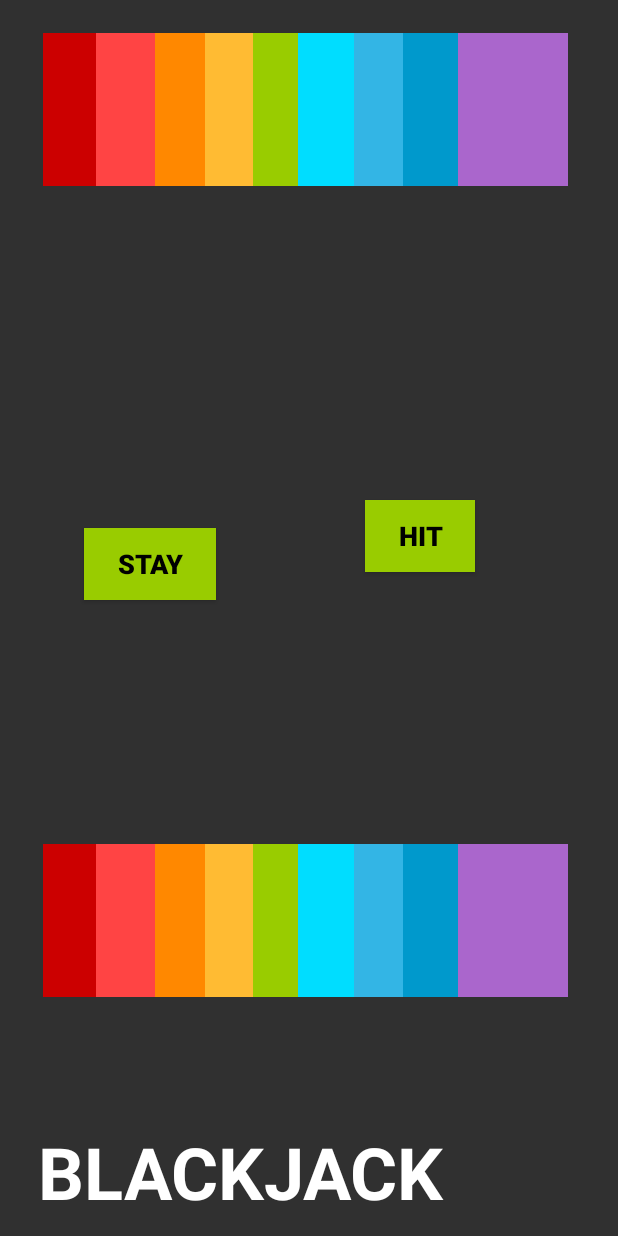
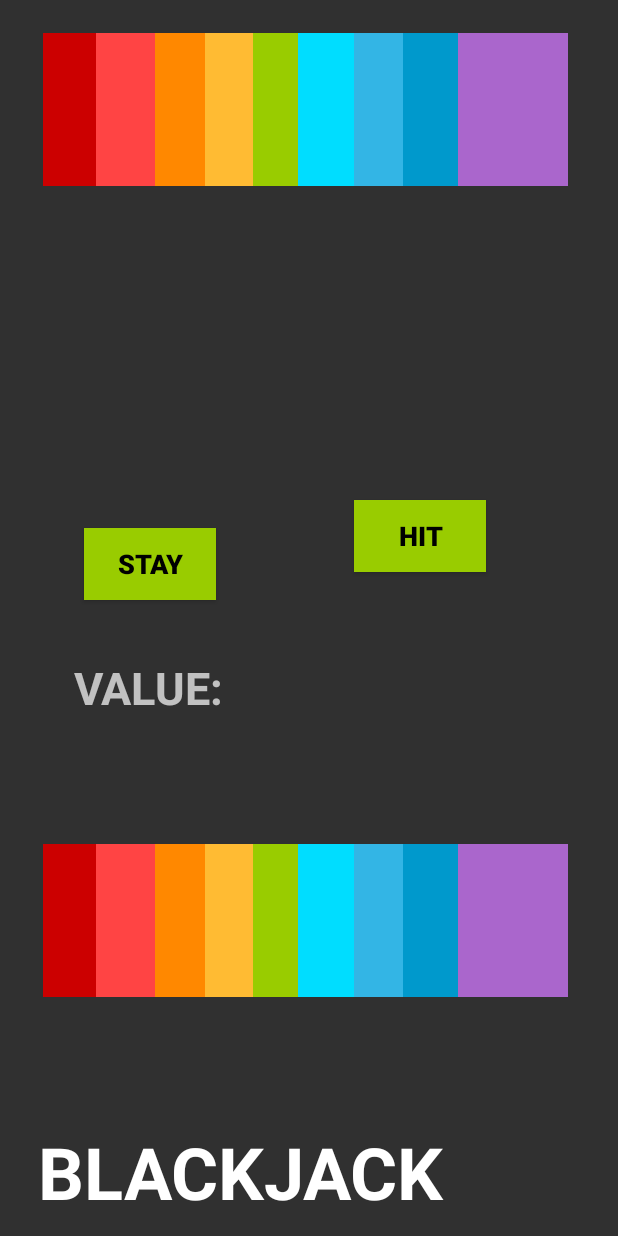
Before and after one commit to annemariecabs/FinalProject, an Android app: the layout activity_main.xml on its own in the app's theme, with its tools: preview values and no code run, on a phone screen of 412 x 824 dp. Run offline under Robolectric (Android 15) with nearby library versions, the phone set to English and light mode, and no system bars.

Commit message:
Yay, it mostly works

```diff
--- a/app/src/main/java/com/bishopireton/finalproject/Card.java
+++ b/app/src/main/java/com/bishopireton/finalproject/Card.java
@@ -41,7 +41,7 @@ public class Card {
         return ace;
     }
 
-    public void switchAce() {
-        ace = !ace;
+    public void setAce(boolean one) {
+        ace = one;
     }
 }
--- a/app/src/main/java/com/bishopireton/finalproject/MainActivity.java
+++ b/app/src/main/java/com/bishopireton/finalproject/MainActivity.java
@@ -6,6 +6,9 @@ import android.os.Bundle;
 import android.view.View;
 import android.widget.Button;
 import android.widget.ImageView;
+import android.widget.TextView;
+
+import java.util.ArrayList;
 
 public class MainActivity extends AppCompatActivity {
 
@@ -85,6 +88,8 @@ public class MainActivity extends AppCompatActivity {
         house.addCard(deck.deal());
         setCard(house.nextView(), house.cards().get(1));
 
+        ((TextView) findViewById(R.id.your_value)).setText("Value: " + player.sumCards());
+
         if(player.sumCards() != 21 && house.sumCards() != 21) {
             //make both buttons appear
             stayButton.setVisibility(View.VISIBLE);
@@ -106,18 +111,13 @@ public class MainActivity extends AppCompatActivity {
 
     public void hitOnClick(View view) {
         player.addCard(deck.deal());
-        setCard(player.nextView(), player.cards().get(timesHit + 2));//+ 2 because there are already two cards
+        setCard(player.nextView(), player.cards().get(timesHit + 2));
+        ((TextView) findViewById(R.id.your_value)).setText("Value: " + player.sumCards());
+        timesHit++;
 
-        checkWhenHit();
-    }
-
-    public void checkWhenHit() {
-        if(! player.checkBust())
-            timesHit++;
-        else {
+        if (player.checkBust()) {
             playerOutcome = "busted";
             winner = house;
-
             movingOn();
         }
     }
--- a/app/src/main/java/com/bishopireton/finalproject/User.java
+++ b/app/src/main/java/com/bishopireton/finalproject/User.java
@@ -13,18 +13,15 @@ public class User {
     private ArrayList<Card> cards;
     private ImageView[] images;
     private int current;// keeps track of current ImageView and Card
-    private boolean status; //still active (true) or has stayed (false)
 
     User(ImageView[] i) {
         cards = new ArrayList<Card>();
         images = i;
-        status = true; //because the user is automatically playing
         current = 0;
     }
 
     public void addCard(Card c) {
         cards.add(c);
-
     }
 
     public int size() {
@@ -40,34 +37,23 @@ public class User {
         for (Card card : cards)
             sum += card.getValue();
 
+        int cur = 0;
+
+        while(sum > 21 && cur < cards.size()) {
+            if (cards.get(cur).getRank() == 1)
+                cards.get(cur).setAce(true);
+            cur++;
+            sum = 0;
+            for (Card card : cards)
+                sum += card.getValue();
+        }
+
         return sum;
     }
-
-    public boolean status() {
-        return status;
-    }
-    public void setStatus(boolean b) {status = b;}
 
     public ImageView nextView() {
         current++;
         return images[current - 1];
-    }
-
-
-    //returns array with all views whose corresponding cards have aces
-    //adds null if card doesn't have an ace so it can still identify corresponding card
-    //using the position the view is in, in aceViews
-    public ArrayList<ImageView> findAces() {
-        ArrayList<ImageView> aceViews = new ArrayList<ImageView>();
-
-        for(int i = 0; i < cards.size(); i++) {
-            if (cards.get(i).getValue() == 1)
-                aceViews.add(images[i]);
-            else
-                aceViews.add(null);
-        }
-
-        return aceViews;
     }
 
     //if this returns true, user busted
--- a/app/src/main/res/layout/activity_main.xml
+++ b/app/src/main/res/layout/activity_main.xml
@@ -21,7 +21,9 @@
         app:layout_constraintRight_toRightOf="parent"
         app:layout_constraintTop_toTopOf="parent"
         app:layout_constraintVertical_bias="0.02"
-        app:srcCompat="@android:color/holo_red_dark" />
+        app:srcCompat="@android:color/holo_red_dark"
+        android:layout_marginStart="16dp"
+        android:layout_marginEnd="8dp" />
 
     <ImageView
         android:id="@+id/player1"
@@ -38,7 +40,9 @@
         app:layout_constraintRight_toRightOf="parent"
         app:layout_constraintTop_toTopOf="parent"
         app:layout_constraintVertical_bias="0.786"
-        app:srcCompat="@android:color/holo_red_dark" />
+        app:srcCompat="@android:color/holo_red_dark"
+        android:layout_marginStart="16dp"
+        android:layout_marginEnd="8dp" />
 
     <ImageView
         android:id="@+id/player2"
@@ -55,7 +59,9 @@
         app:layout_constraintRight_toRightOf="parent"
         app:layout_constraintTop_toTopOf="parent"
         app:layout_constraintVertical_bias="0.786"
-        app:srcCompat="@android:color/holo_red_light" />
+        app:srcCompat="@android:color/holo_red_light"
+        android:layout_marginStart="16dp"
+        android:layout_marginEnd="8dp" />
 
     <ImageView
         android:id="@+id/comp2"
@@ -72,7 +78,9 @@
         app:layout_constraintRight_toRightOf="parent"
         app:layout_constraintTop_toTopOf="parent"
         app:layout_constraintVertical_bias="0.02"
-        app:srcCompat="@android:color/holo_red_light" />
+        app:srcCompat="@android:color/holo_red_light"
+        android:layout_marginStart="16dp"
+        android:layout_marginEnd="8dp" />
 
     <ImageView
         android:id="@+id/player3"
@@ -89,7 +97,9 @@
         app:layout_constraintRight_toRightOf="parent"
         app:layout_constraintTop_toTopOf="parent"
         app:layout_constraintVertical_bias="0.786"
-        app:srcCompat="@android:color/holo_orange_dark" />
+        app:srcCompat="@android:color/holo_orange_dark"
+        android:layout_marginStart="16dp"
+        android:layout_marginEnd="8dp" />
 
     <ImageView
         android:id="@+id/comp3"
@@ -106,7 +116,9 @@
         app:layout_constraintRight_toRightOf="parent"
         app:layout_constraintTop_toTopOf="parent"
         app:layout_constraintVertical_bias="0.02"
-        app:srcCompat="@android:color/holo_orange_dark" />
+        app:srcCompat="@android:color/holo_orange_dark"
+        android:layout_marginStart="16dp"
+        android:layout_marginEnd="8dp" />
 
     <ImageView
         android:id="@+id/player4"
@@ -123,7 +135,9 @@
         app:layout_constraintRight_toRightOf="parent"
         app:layout_constraintTop_toTopOf="parent"
         app:layout_constraintVertical_bias="0.786"
-        app:srcCompat="@android:color/holo_orange_light" />
+        app:srcCompat="@android:color/holo_orange_light"
+        android:layout_marginStart="16dp"
+        android:layout_marginEnd="8dp" />
 
     <ImageView
         android:id="@+id/comp4"
@@ -140,7 +154,9 @@
         app:layout_constraintRight_toRightOf="parent"
         app:layout_constraintTop_toTopOf="parent"
         app:layout_constraintVertical_bias="0.02"
-        app:srcCompat="@android:color/holo_orange_light" />
+        app:srcCompat="@android:color/holo_orange_light"
+        android:layout_marginStart="16dp"
+        android:layout_marginEnd="8dp" />
 
     <ImageView
         android:id="@+id/player5"
@@ -157,7 +173,9 @@
         app:layout_constraintRight_toRightOf="parent"
         app:layout_constraintTop_toTopOf="parent"
         app:layout_constraintVertical_bias="0.786"
-        app:srcCompat="@android:color/holo_green_light" />
+        app:srcCompat="@android:color/holo_green_light"
+        android:layout_marginStart="16dp"
+        android:layout_marginEnd="8dp" />
 
     <ImageView
         android:id="@+id/comp5"
@@ -174,7 +192,9 @@
         app:layout_constraintRight_toRightOf="parent"
         app:layout_constraintTop_toTopOf="parent"
         app:layout_constraintVertical_bias="0.02"
-        app:srcCompat="@android:color/holo_green_light" />
+        app:srcCompat="@android:color/holo_green_light"
+        android:layout_marginStart="16dp"
+        android:layout_marginEnd="8dp" />
 
     <ImageView
         android:id="@+id/player6"
@@ -191,7 +211,9 @@
         app:layout_constraintRight_toRightOf="parent"
         app:layout_constraintTop_toTopOf="parent"
         app:layout_constraintVertical_bias="0.786"
-        app:srcCompat="@android:color/holo_blue_bright" />
+        app:srcCompat="@android:color/holo_blue_bright"
+        android:layout_marginStart="16dp"
+        android:layout_marginEnd="8dp" />
 
     <ImageView
         android:id="@+id/comp6"
@@ -208,7 +230,9 @@
         app:layout_constraintRight_toRightOf="parent"
         app:layout_constraintTop_toTopOf="parent"
         app:layout_constraintVertical_bias="0.02"
-        app:srcCompat="@android:color/holo_blue_bright" />
+        app:srcCompat="@android:color/holo_blue_bright"
+        android:layout_marginStart="16dp"
+        android:layout_marginEnd="8dp" />
 
     <ImageView
         android:id="@+id/player7"
@@ -225,7 +249,9 @@
         app:layout_constraintRight_toRightOf="parent"
         app:layout_constraintTop_toTopOf="parent"
         app:layout_constraintVertical_bias="0.786"
-        app:srcCompat="@android:color/holo_blue_light" />
+        app:srcCompat="@android:color/holo_blue_light"
+        android:layout_marginStart="16dp"
+        android:layout_marginEnd="8dp" />
 
     <ImageView
         android:id="@+id/comp7"
@@ -242,7 +268,9 @@
         app:layout_constraintRight_toRightOf="parent"
         app:layout_constraintTop_toTopOf="parent"
         app:layout_constraintVertical_bias="0.02"
-        app:srcCompat="@android:color/holo_blue_light" />
+        app:srcCompat="@android:color/holo_blue_light"
+        android:layout_marginStart="16dp"
+        android:layout_marginEnd="8dp" />
 
     <ImageView
         android:id="@+id/player8"
@@ -259,7 +287,9 @@
         app:layout_constraintRight_toRightOf="parent"
         app:layout_constraintTop_toTopOf="parent"
         app:layout_constraintVertical_bias="0.786"
-        app:srcCompat="@android:color/holo_blue_dark" />
+        app:srcCompat="@android:color/holo_blue_dark"
+        android:layout_marginStart="16dp"
+        android:layout_marginEnd="8dp" />
 
     <ImageView
         android:id="@+id/comp8"
@@ -276,7 +306,9 @@
         app:layout_constraintRight_toRightOf="parent"
         app:layout_constraintTop_toTopOf="parent"
         app:layout_constraintVertical_bias="0.02"
-        app:srcCompat="@android:color/holo_blue_dark" />
+        app:srcCompat="@android:color/holo_blue_dark"
+        android:layout_marginStart="16dp"
+        android:layout_marginEnd="8dp" />
 
     <TextView
         android:id="@+id/sign"
@@ -309,13 +341,13 @@
         app:layout_constraintBottom_toTopOf="@+id/sign"
         app:layout_constraintLeft_toLeftOf="parent"
         app:layout_constraintTop_toTopOf="parent"
-        app:layout_constraintVertical_bias="0.502" />
+        app:layout_constraintVertical_bias="0.502"
+        android:layout_marginStart="56dp" />
 
     <Button
         android:id="@+id/hit_button"
-        android:layout_width="73dp"
+        android:layout_width="88dp"
         android:layout_height="wrap_content"
-        android:layout_marginBottom="0dp"
         android:layout_marginLeft="8dp"
         android:layout_marginRight="8dp"
         android:background="@android:color/holo_green_light"
@@ -329,7 +361,9 @@
         app:layout_constraintLeft_toRightOf="@+id/stay_button"
         app:layout_constraintRight_toRightOf="parent"
         app:layout_constraintTop_toTopOf="parent"
-        app:layout_constraintVertical_bias="0.541" />
+        app:layout_constraintVertical_bias="0.541"
+        android:layout_marginStart="8dp"
+        android:layout_marginEnd="8dp" />
 
     <ImageView
         android:id="@+id/player9"
@@ -345,7 +379,9 @@
         app:layout_constraintRight_toRightOf="parent"
         app:layout_constraintTop_toTopOf="parent"
         app:layout_constraintVertical_bias="0.786"
-        app:srcCompat="@android:color/holo_purple" />
+        app:srcCompat="@android:color/holo_purple"
+        android:layout_marginStart="16dp"
+        android:layout_marginEnd="8dp" />
 
     <ImageView
         android:id="@+id/comp9"
@@ -362,6 +398,27 @@
         app:layout_constraintRight_toRightOf="parent"
         app:layout_constraintTop_toTopOf="parent"
         app:layout_constraintVertical_bias="0.02"
-        app:srcCompat="@android:color/holo_purple" />
+        app:srcCompat="@android:color/holo_purple"
+        android:layout_marginStart="16dp"
+        android:layout_marginEnd="8dp" />
+
+    <TextView
+        android:id="@+id/your_value"
+        android:layout_width="wrap_content"
+        android:layout_height="wrap_content"
+        android:layout_marginBottom="8dp"
+        android:layout_marginLeft="8dp"
+        android:layout_marginRight="8dp"
+        android:layout_marginTop="8dp"
+        android:text="Value:"
+        android:textAllCaps="true"
+        android:textSize="30sp"
+        android:textStyle="bold"
+        app:layout_constraintBottom_toBottomOf="parent"
+        app:layout_constraintHorizontal_bias="0.14"
+        app:layout_constraintLeft_toLeftOf="parent"
+        app:layout_constraintRight_toRightOf="parent"
+        app:layout_constraintTop_toTopOf="parent"
+        app:layout_constraintVertical_bias="0.56" />
 
 </android.support.constraint.ConstraintLayout>
```
